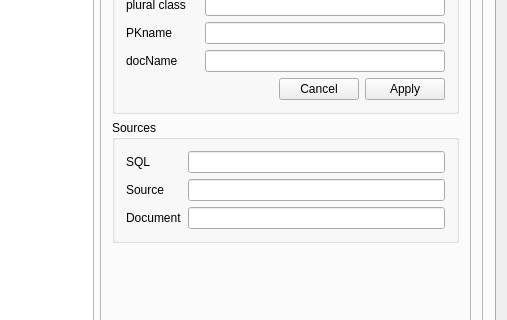
Before: the Qt Designer form retek2.ui in horvathzoltan/retek2, drawn with Qt 5; both pictures show x 989 to 1496 and y 281 to 601 of the 1496 by 696 pixel window.
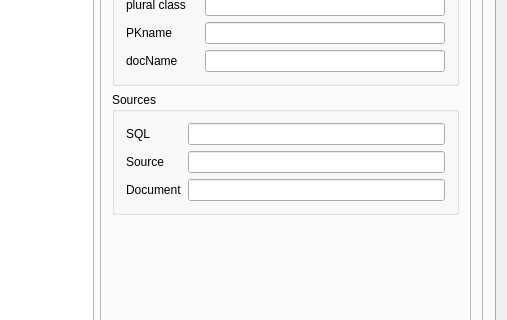
After: the same form once the commit is applied. Icons and pictures are not drawn.

The edit to the form file:
```diff
--- a/retek2.ui
+++ b/retek2.ui
@@ -1291,13 +1291,6 @@
                  <item row="3" column="1">
                   <widget class="QLineEdit" name="lineEdit_class_name_plural"/>
                  </item>
-                 <item row="6" column="1">
-                  <widget class="QDialogButtonBox" name="buttonBox_tableNames">
-                   <property name="standardButtons">
-                    <set>QDialogButtonBox::Apply|QDialogButtonBox::Cancel</set>
-                   </property>
-                  </widget>
-                 </item>
                  <item row="4" column="0">
                   <widget class="QLabel" name="label">
                    <property name="text">
```
Left out of the diff: 8 changed lines with no effect on the pictures.
